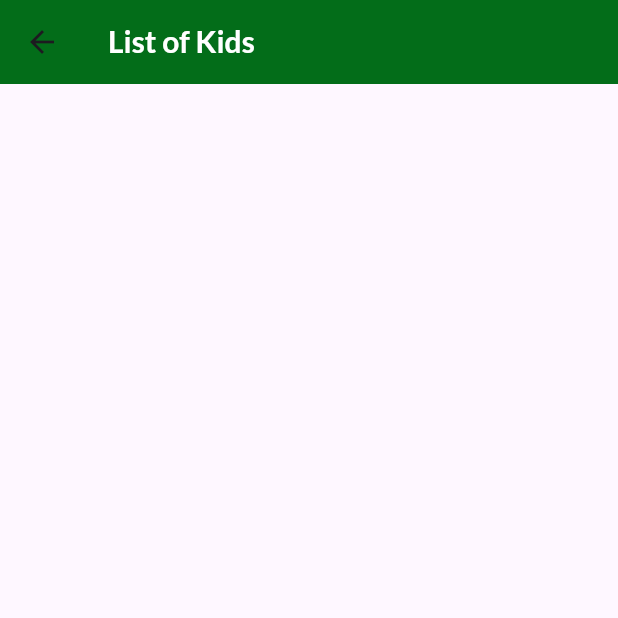
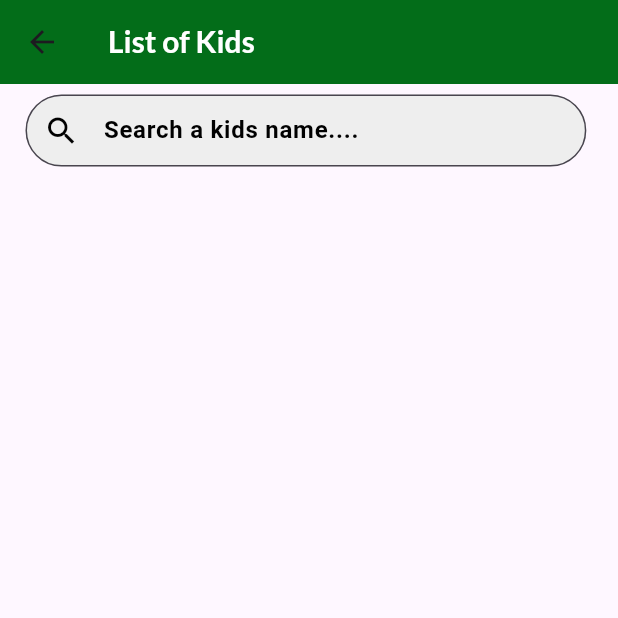
Before and after one commit to WenDEVLIFE/kapatidsync, a Flutter app: the KidUI screen opened directly, on a phone screen of 412 x 824 dp, the top half of it. Run offline on Flutter 3.47's test engine with Material 3 defaults, Android fonts, the phone set to English and light mode, and no system bars; our stand-ins replace cloud_firestore, firebase_auth, firebase_core, fluttertoast, shared_preferences, sn_progress_dialog; accounts and stored records are empty; Roboto replaces fonts that are missing (LeagueSpartan).

Commit message:
Added search bar on the KidUI.dart and to the KidViewModel.dart 👌

```diff
--- a/lib/main.dart
+++ b/lib/main.dart
@@ -1,4 +1,5 @@
 import 'package:flutter/material.dart';
+import 'package:kapatidsync/src/ViewModel/KidViewModel.dart';
 import 'package:kapatidsync/src/ViewModel/LoginViewModel.dart';
 import 'package:kapatidsync/src/ViewModel/MenuViewModel.dart';
 import 'package:kapatidsync/src/ViewModel/SplashViewModel.dart';
@@ -27,6 +28,7 @@ class MyApp extends StatelessWidget {
         ChangeNotifierProvider(create: (context) => LoginViewModel()),
         ChangeNotifierProvider(create: (context) => UserViewModel()),
         ChangeNotifierProvider(create: (context) => MenuViewModel()),
+        ChangeNotifierProvider(create: (context) => KidViewModel()),
       ],
       child: MaterialApp(
         key: GlobalKey(),
--- /dev/null
+++ b/lib/src/ViewModel/KidViewModel.dart
@@ -0,0 +1,10 @@
+import 'package:flutter/cupertino.dart';
+
+class KidViewModel extends ChangeNotifier {
+
+  final TextEditingController searchController = TextEditingController();
+
+  void filterUser(String query) {
+
+  }
+}
--- a/lib/src/ui/KidUI.dart
+++ b/lib/src/ui/KidUI.dart
@@ -1,5 +1,7 @@
 import 'package:flutter/cupertino.dart';
 import 'package:flutter/material.dart';
+import 'package:kapatidsync/src/ViewModel/KidViewModel.dart';
+import 'package:provider/provider.dart';
 
 import '../config/ColorUtils.dart';
 
@@ -8,6 +10,10 @@ class KidUI extends StatelessWidget {
 
   @override
   Widget build(BuildContext context) {
+
+    double screenWidth = MediaQuery.of(context).size.width;
+    double screenHeight = MediaQuery.of(context).size.height;
+
     return Scaffold(
       appBar: AppBar(
         backgroundColor: ColorUtils.primaryColor,
@@ -18,6 +24,49 @@ class KidUI extends StatelessWidget {
           fontWeight: FontWeight.w700,
         ),),
       ),
+      body: Column(
+        children: [
+          Consumer<KidViewModel>(builder: (context, viewModel, child)  {
+            return Container(
+              width: screenWidth * 0.99,
+              height: screenHeight * 0.08,
+              padding: const EdgeInsets.symmetric(horizontal: 10.0),
+              decoration: BoxDecoration(
+                color: Colors.transparent,
+                borderRadius: BorderRadius.circular(10),
+                border: Border.all(color: Colors.transparent, width: 7),
+              ),
+              child: TextField(
+                controller: viewModel.searchController,
+                onChanged: (query) {
+                  viewModel.filterUser(query);
+                },
+                decoration: InputDecoration(
+                  filled: true,
+                  prefixIcon: const Icon(Icons.search, color: Colors.black),
+                  fillColor: Colors.grey[200],
+                  border: OutlineInputBorder(
+                    borderRadius: BorderRadius.circular(30),
+                    borderSide: const BorderSide(color: Colors.transparent, width: 2),
+                  ),
+                  hintText: 'Search a kids name....',
+                  hintStyle: const TextStyle(
+                    color: Colors.black,
+                  ),
+                  contentPadding: const EdgeInsets.symmetric(horizontal: 10.0, vertical: 0),
+                ),
+                style: const TextStyle(
+                  fontFamily: 'LeagueSpartan',
+                  color: Colors.black,
+                  fontSize: 16,
+                  fontWeight: FontWeight.w600,
+                ),
+              ),
+            );
+          }),
+
+        ],
+      ),
     );
   }
 }
```
